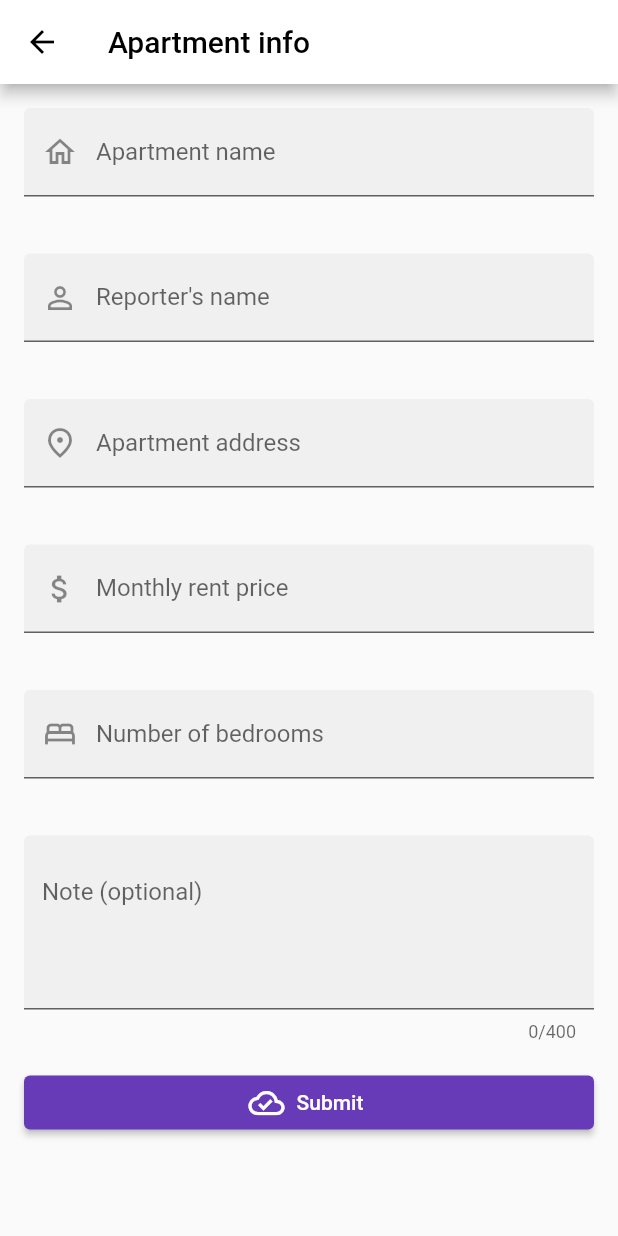
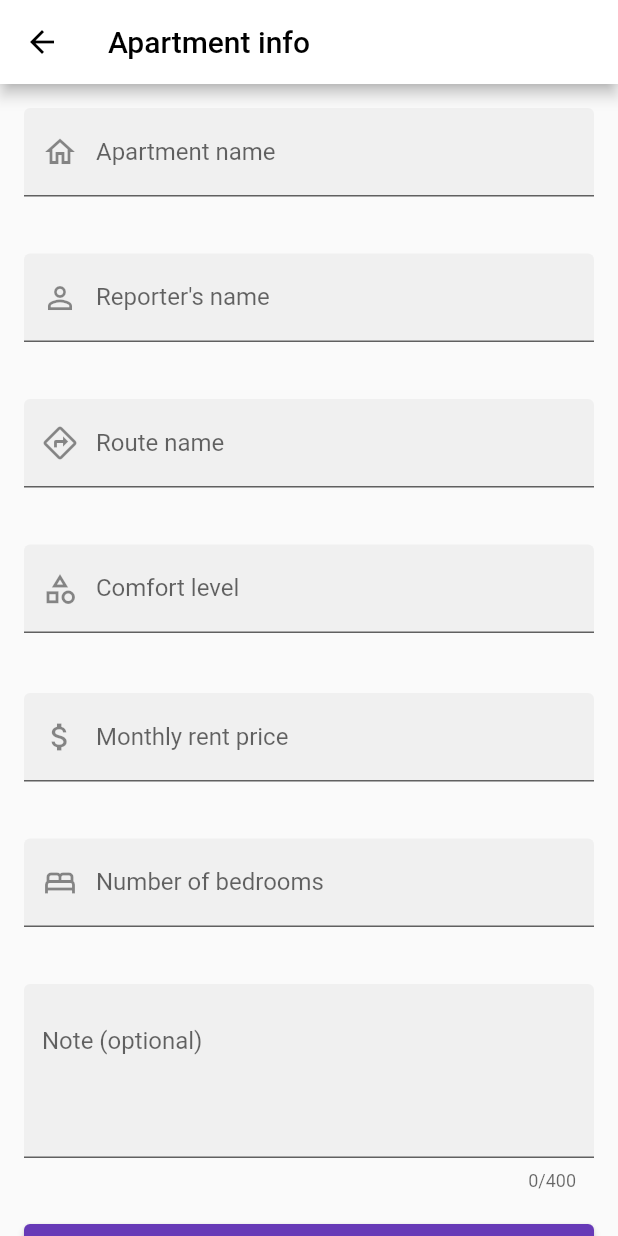
Before and after one commit to SonNg2k/rentalz_hybrid, a Flutter app: the SaveApartmentScreen screen opened directly, on a phone screen of 412 x 824 dp. Run offline on Flutter 3.47's test engine with Material 2 defaults, Android fonts, the phone set to English and light mode, and no system bars; our stand-ins replace cloud_firestore, firebase_auth, firebase_core, firebase_dynamic_links, flutter_svg, google_sign_in and 2 more; missing offline and left inert: flutter_facebook_auth, open_mail_app; accounts and stored records are empty.

Commit message:
💄 add form field to select comfort level

```diff
--- a/lib/screens/save_apartment/save_apartment_screen.dart
+++ b/lib/screens/save_apartment/save_apartment_screen.dart
@@ -1,5 +1,7 @@
+import 'package:flutter/foundation.dart';
 import 'package:flutter/material.dart';
 import 'package:flutter/services.dart';
+import 'package:rentalz/models/apartment_model/apartment_model.dart';
 import 'package:rentalz/widgets/clearable_text_form_field.dart';
 import 'package:rentalz/widgets/input_formatters/numeric_text_input_formatter.dart';
 
@@ -47,12 +49,75 @@ class _BodyState extends State<_Body> {
     );
   }
 
-  ClearableTextFormField get _addressFormField {
+  ClearableTextFormField get _addressRouteFormField {
     return ClearableTextFormField(
       keyboardType: TextInputType.streetAddress,
       decoration: _inputDecoration.copyWith(
-        prefixIcon: const Icon(Icons.place_outlined),
-        labelText: "Apartment address",
+        prefixIcon: const Icon(Icons.directions_outlined),
+        labelText: "Route name",
+      ),
+    );
+  }
+
+  FormField<ComfortLevel> get _comfortLevelFormField {
+    return FormField<ComfortLevel>(
+      builder: (fieldState) => Column(
+        children: [
+          MaterialButton(
+            padding: const EdgeInsets.all(0),
+            onPressed: () async {
+              FocusManager.instance.primaryFocus?.unfocus();
+
+              /// if the user taps on the mask behind the dialog, then the
+              /// future below completes with the null value.
+              final selectedLevel = await showDialog<ComfortLevel>(
+                context: context,
+                builder: (_) => SimpleDialog(
+                  title: const Text('Select a level of comfort'),
+                  children: [
+                    SimpleDialogOption(
+                      onPressed: () =>
+                          Navigator.pop(context, ComfortLevel.furnished),
+                      child: Text(ComfortLevel.furnished.formattedString),
+                    ),
+                    SimpleDialogOption(
+                      onPressed: () =>
+                          Navigator.pop(context, ComfortLevel.semiFurnished),
+                      child: Text(ComfortLevel.semiFurnished.formattedString),
+                    ),
+                    SimpleDialogOption(
+                      onPressed: () =>
+                          Navigator.pop(context, ComfortLevel.unfurnished),
+                      child: Text(ComfortLevel.unfurnished.formattedString),
+                    )
+                  ],
+                ),
+              );
+              if (selectedLevel != null && selectedLevel != fieldState.value) {
+                fieldState.didChange(selectedLevel);
+              }
+            },
+            child: AbsorbPointer(
+              child: TextFormField(
+                readOnly: true,
+                decoration: InputDecoration(
+                  filled: true,
+                  prefixIcon: const Icon(Icons.category_outlined),
+                  floatingLabelBehavior: (fieldState.value != null)
+                      ? FloatingLabelBehavior.always
+                      : null,
+                  labelText: "Comfort level",
+                  hintText: (fieldState.value != null)
+                      ? fieldState.value!.formattedString
+                      : null,
+                  hintStyle: const TextStyle(color: Color(0xdd000000)),
+                ),
+              ),
+            ),
+          ),
+          const SizedBox(height: 8),
+          const Text(''),
+        ],
       ),
     );
   }
@@ -127,7 +192,8 @@ class _BodyState extends State<_Body> {
                 ...[
                   _nameFormField,
                   _reporterNameFormField,
-                  _addressFormField,
+                  _addressRouteFormField,
+                  _comfortLevelFormField,
                   _monthlyRentFormField,
                   _nBedroomsFormField,
                   _noteFormField,
```
